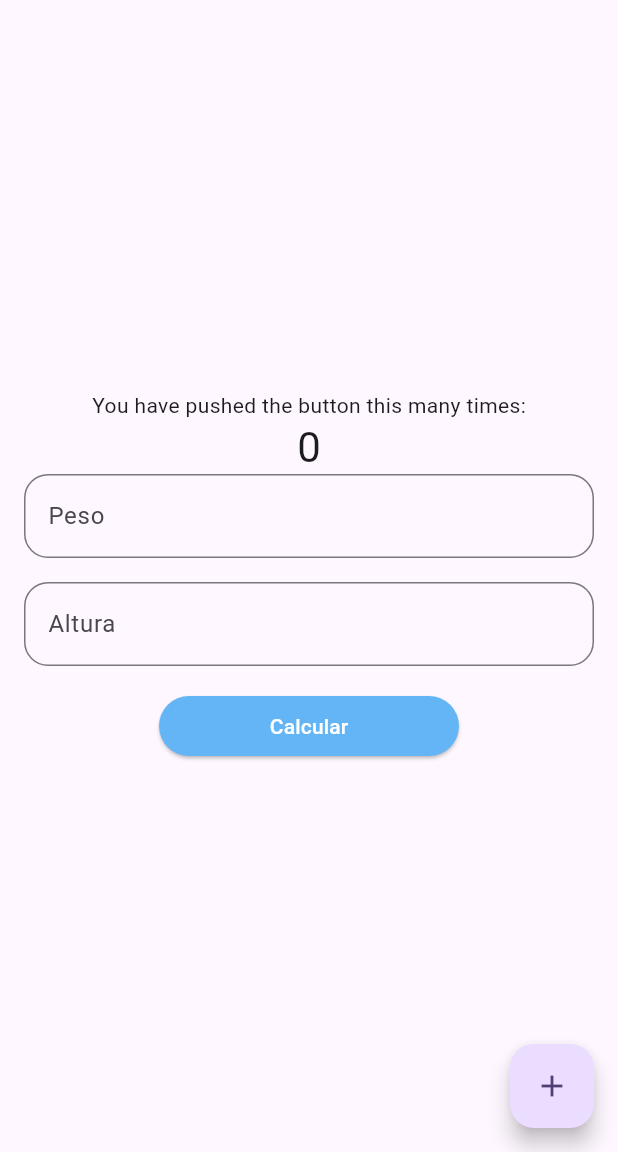
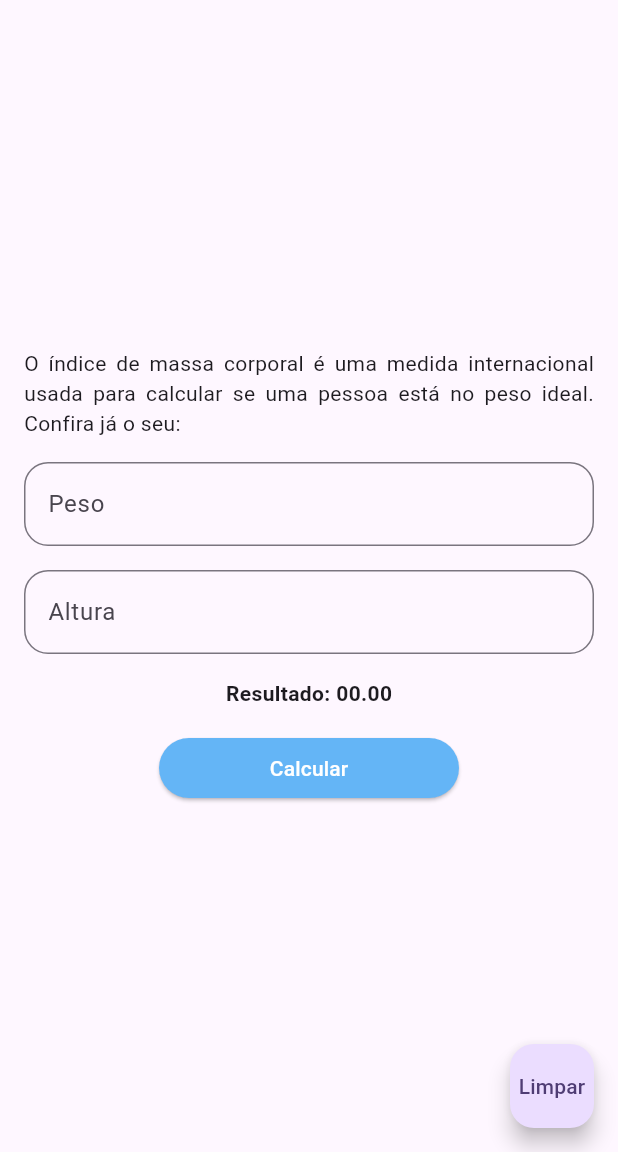
Before and after one commit to nicolasscarvalho/Flutter-IMC-Calculator, a Flutter app: the screen it shows after launch, on a phone screen of 412 x 824 dp, the part 84-1236 px from its top. Run offline on Flutter 3.47's test engine with Material 2 defaults, Android fonts, the light colour scheme and no system bars.

Commit message:
dynamic static front-end

```diff
--- a/lib/main.dart
+++ b/lib/main.dart
@@ -31,13 +31,12 @@ class MyHomePage extends StatefulWidget {
 }
 
 class _MyHomePageState extends State<MyHomePage> {
-  int _counter = 0;
 
-  void _incrementCounter() {
-    setState(() {
-      _counter++;
-    });
-  }
+  TextEditingController controllerPeso = TextEditingController();
+  TextEditingController controllerAltura = TextEditingController();
+
+  String imcResultado = '00.00';
+
 
   @override
   Widget build(BuildContext context) {
@@ -61,15 +60,14 @@ class _MyHomePageState extends State<MyHomePage> {
             children: <Widget>[
 
               const Text(
-                'You have pushed the button this many times:',
+                'O índice de massa corporal é uma medida internacional usada para calcular se uma pessoa está no peso ideal. Confira já o seu: ',
+                textAlign: TextAlign.justify,
               ),
 
-              Text(
-                '$_counter',
-                style: Theme.of(context).textTheme.headlineMedium,
-              ),
+              const SizedBox(height: 16),
 
               TextFormField(
+                controller: controllerPeso,
                 decoration: const InputDecoration(
                   labelText: 'Peso',
                   hintText: 'Digite seu peso:',
@@ -77,9 +75,12 @@ class _MyHomePageState extends State<MyHomePage> {
                 ),
               ),
 
+
               const SizedBox(height: 16),
 
+
               TextFormField(
+                controller: controllerAltura,
                 decoration: const InputDecoration(
                   labelText: 'Altura',
                   hintText: 'Digite sua altura:',
@@ -87,29 +88,55 @@ class _MyHomePageState extends State<MyHomePage> {
                 ),
               ),
 
+
               const SizedBox(height: 16),
 
-              Container(
+
+              Text(
+                'Resultado: $imcResultado',
+                style: const TextStyle(
+                  fontWeight: FontWeight.bold
+                ),
+              ),
+
+
+              const SizedBox(height: 16),
+
+
+              SizedBox(
                 width: 200,
                 child: ElevatedButton(
                   style: ElevatedButton.styleFrom(
                     backgroundColor: Colors.blue.shade300,
                     foregroundColor: Colors.white
                   ),
-                  onPressed: () {print('calculado');},
+                  onPressed: () {
+                    setState(() {
+                      imcResultado = (num.parse(controllerPeso.text) / ( num.parse(controllerAltura.text) * num.parse(controllerAltura.text) )).toStringAsFixed(2);
+                    });
+                  },
                   child: const Text('Calcular')
                 ),
-              )
+              ),
+
 
             ],
           )
         )
       ),
+
+
       floatingActionButton: FloatingActionButton(
-        onPressed: _incrementCounter,
-        tooltip: 'Increment',
-        child: const Icon(Icons.add),
+        onPressed: () {
+          setState(() {
+            imcResultado = '00.00';
+          });
+        },
+        tooltip: 'Limpar resultado',
+        child: const Text('Limpar')
       ),
+
+
     );
   }
 }
```
